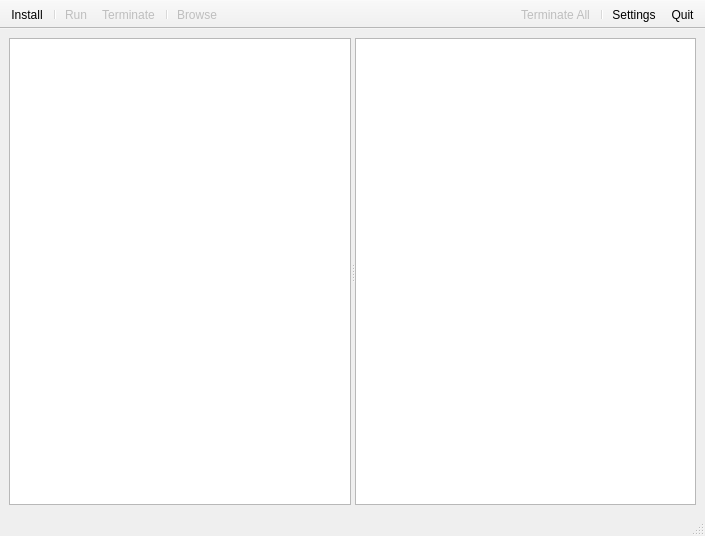
First picture: the form in src/mainwindow.ui, repository LLIAKAJL/WineWizard, before the edit.
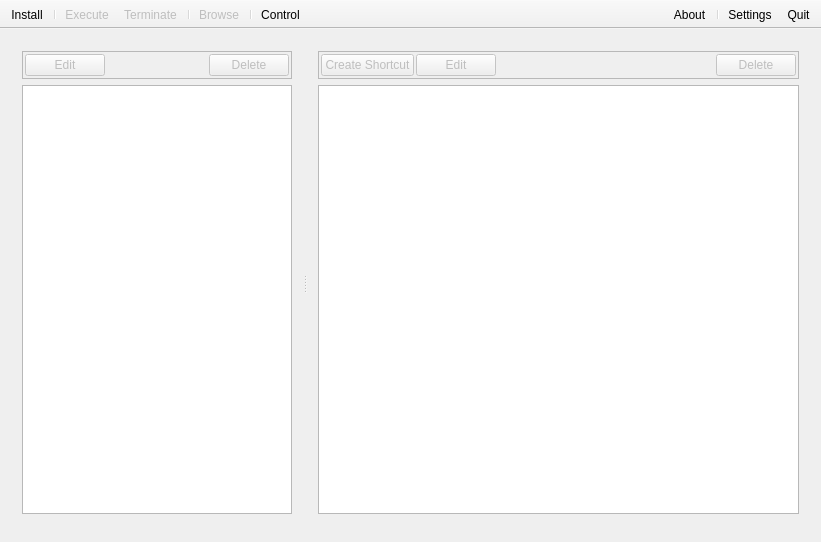
Second picture: the form after the edit. Icons and pictures are not drawn. Custom widgets are drawn as their Qt base class.

The edit to the form file:
```diff
--- a/src/mainwindow.ui
+++ b/src/mainwindow.ui
@@ -6,56 +6,222 @@
    <rect>
     <x>0</x>
     <y>0</y>
-    <width>705</width>
-    <height>536</height>
+    <width>821</width>
+    <height>542</height>
    </rect>
   </property>
   <property name="windowTitle">
    <string>Control Center</string>
   </property>
-  <widget class="QWidget" name="centralwidget">
-   <layout class="QVBoxLayout" name="verticalLayout">
+  <widget class="QWidget" name="centralWidget">
+   <layout class="QVBoxLayout" name="verticalLayout_3" stretch="1,0">
     <item>
      <widget class="QSplitter" name="splitter">
       <property name="orientation">
        <enum>Qt::Horizontal</enum>
       </property>
-      <property name="childrenCollapsible">
-       <bool>false</bool>
-      </property>
-      <widget class="QListView" name="prefixes">
-       <property name="contextMenuPolicy">
-        <enum>Qt::CustomContextMenu</enum>
+      <widget class="QWidget" name="layoutWidget">
+       <layout class="QVBoxLayout" name="prefixesLayout">
+        <item>
+         <widget class="QFrame" name="prefixesEditPanel">
+          <property name="frameShape">
+           <enum>QFrame::StyledPanel</enum>
+          </property>
+          <property name="frameShadow">
+           <enum>QFrame::Raised</enum>
+          </property>
+          <layout class="QHBoxLayout" name="horizontalLayout_2">
+           <property name="spacing">
+            <number>2</number>
+           </property>
+           <property name="leftMargin">
+            <number>2</number>
+           </property>
+           <property name="topMargin">
+            <number>2</number>
+           </property>
+           <property name="rightMargin">
+            <number>2</number>
+           </property>
+           <property name="bottomMargin">
+            <number>2</number>
+           </property>
+           <item>
+            <widget class="QPushButton" name="editPrefixBtn">
+             <property name="enabled">
+              <bool>false</bool>
+             </property>
+             <property name="text">
+              <string>Edit</string>
+             </property>
+            </widget>
+           </item>
+           <item>
+            <spacer name="prefixesSpacer">
+             <property name="orientation">
+              <enum>Qt::Horizontal</enum>
+             </property>
+             <property name="sizeHint" stdset="0">
+              <size>
+               <width>1</width>
+               <height>21</height>
+              </size>
+             </property>
+            </spacer>
+           </item>
+           <item>
+            <widget class="QPushButton" name="deletePrefixBtn">
+             <property name="enabled">
+              <bool>false</bool>
+             </property>
+             <property name="text">
+              <string>Delete</string>
+             </property>
+            </widget>
+           </item>
+          </layout>
+         </widget>
+        </item>
+        <item>
+         <widget class="HighlightedListView" name="prefixes">
+          <property name="editTriggers">
+           <set>QAbstractItemView::NoEditTriggers</set>
+          </property>
+          <property name="iconSize">
+           <size>
+            <width>32</width>
+            <height>32</height>
+           </size>
+          </property>
+         </widget>
+        </item>
+       </layout>
+      </widget>
+      <widget class="QWidget" name="shortcutsLayoutWidget">
+       <layout class="QVBoxLayout" name="shortcutsLayout">
+        <item>
+         <widget class="QFrame" name="shortcutsEditPanel">
+          <property name="frameShape">
+           <enum>QFrame::StyledPanel</enum>
+          </property>
+          <property name="frameShadow">
+           <enum>QFrame::Raised</enum>
+          </property>
+          <layout class="QHBoxLayout" name="horizontalLayout">
+           <property name="spacing">
+            <number>2</number>
+           </property>
+           <property name="leftMargin">
+            <number>2</number>
+           </property>
+           <property name="topMargin">
+            <number>2</number>
+           </property>
+           <property name="rightMargin">
+            <number>2</number>
+           </property>
+           <property name="bottomMargin">
+            <number>2</number>
+           </property>
+           <item>
+            <widget class="QPushButton" name="newShortcutBtn">
+             <property name="enabled">
+              <bool>false</bool>
+             </property>
+             <property name="text">
+              <string>Create Shortcut</string>
+             </property>
+            </widget>
+           </item>
+           <item>
+            <widget class="QPushButton" name="editShortcutBtn">
+             <property name="enabled">
+              <bool>false</bool>
+             </property>
+             <property name="text">
+              <string>Edit</string>
+             </property>
+            </widget>
+           </item>
+           <item>
+            <spacer name="shortcutsSpacer">
+             <property name="orientation">
+              <enum>Qt::Horizontal</enum>
+             </property>
+             <property name="sizeHint" stdset="0">
+              <size>
+               <width>193</width>
+               <height>17</height>
+              </size>
+             </property>
+            </spacer>
+           </item>
+           <item>
+            <widget class="QPushButton" name="deleteShortcutBtn">
+             <property name="enabled">
+              <bool>false</bool>
+             </property>
+             <property name="text">
+              <string>Delete</string>
+             </property>
+            </widget>
+           </item>
+          </layout>
+         </widget>
+        </item>
+        <item>
+         <widget class="HighlightedListView" name="shortcuts">
+          <property name="editTriggers">
+           <set>QAbstractItemView::NoEditTriggers</set>
+          </property>
+          <property name="iconSize">
+           <size>
+            <width>32</width>
+            <height>32</height>
+           </size>
+          </property>
+         </widget>
+        </item>
+       </layout>
+      </widget>
+     </widget>
+    </item>
+    <item>
+     <widget class="QWidget" name="ads" native="true">
+      <layout class="QHBoxLayout" name="horizontalLayout_3">
+       <property name="spacing">
+        <number>0</number>
        </property>
-       <property name="editTriggers">
-        <set>QAbstractItemView::NoEditTriggers</set>
+       <property name="leftMargin">
+        <number>0</number>
        </property>
-      </widget>
-      <widget class="QListView" name="shortcuts">
-       <property name="contextMenuPolicy">
-        <enum>Qt::CustomContextMenu</enum>
+       <property name="topMargin">
+        <number>0</number>
        </property>
-       <property name="editTriggers">
-        <set>QAbstractItemView::NoEditTriggers</set>
+       <property name="rightMargin">
+        <number>0</number>
        </property>
-       <property name="dragDropMode">
-        <enum>QAbstractItemView::DragOnly</enum>
+       <property name="bottomMargin">
+        <number>0</number>
        </property>
-      </widget>
+      </layout>
      </widget>
     </item>
    </layout>
   </widget>
-  <widget class="QToolBar" name="leftBar">
+  <widget class="QToolBar" name="mainToolBar">
    <property name="contextMenuPolicy">
     <enum>Qt::CustomContextMenu</enum>
    </property>
-   <property name="windowTitle">
-    <string notr="true"/>
-   </property>
    <property name="movable">
     <bool>false</bool>
    </property>
+   <property name="iconSize">
+    <size>
+     <width>32</width>
+     <height>32</height>
+    </size>
+   </property>
    <property name="toolButtonStyle">
     <enum>Qt::ToolButtonTextUnderIcon</enum>
    </property>
@@ -70,24 +236,29 @@
    </attribute>
    <addaction name="actionInstall"/>
    <addaction name="separator"/>
-   <addaction name="actionRun"/>
+   <addaction name="actionExecute"/>
    <addaction name="actionTerminate"/>
    <addaction name="separator"/>
    <addaction name="actionBrowse"/>
+   <addaction name="separator"/>
+   <addaction name="actionControl"/>
   </widget>
-  <widget class="QToolBar" name="rightBar">
+  <widget class="QToolBar" name="additionalToolBar">
    <property name="contextMenuPolicy">
     <enum>Qt::CustomContextMenu</enum>
    </property>
-   <property name="windowTitle">
-    <string notr="true"/>
-   </property>
    <property name="layoutDirection">
     <enum>Qt::RightToLeft</enum>
    </property>
    <property name="movable">
     <bool>false</bool>
    </property>
+   <property name="iconSize">
+    <size>
+     <width>32</width>
+     <height>32</height>
+    </size>
+   </property>
    <property name="toolButtonStyle">
     <enum>Qt::ToolButtonTextUnderIcon</enum>
    </property>
@@ -103,57 +274,8 @@
    <addaction name="actionQuit"/>
    <addaction name="actionSettings"/>
    <addaction name="separator"/>
-   <addaction name="actionTerminateAll"/>
+   <addaction name="actionAbout"/>
   </widget>
-  <widget class="QStatusBar" name="statusBar"/>
-  <action name="actionTerminateAll">
-   <property name="enabled">
-    <bool>false</bool>
-   </property>
-   <property name="text">
-    <string>Terminate All</string>
-   </property>
-   <property name="toolTip">
-    <string>Terminate all applications</string>
-   </property>
-   <property name="shortcut">
-    <string>Ctrl+Shift+T</string>
-   </property>
-  </action>
-  <action name="actionQuit">
-   <property name="text">
-    <string>Quit</string>
-   </property>
-   <property name="toolTip">
-    <string>Quit</string>
-   </property>
-   <property name="shortcut">
-    <string>Ctrl+Q</string>
-   </property>
-  </action>
-  <action name="actionInstall">
-   <property name="text">
-    <string>Install</string>
-   </property>
-   <property name="toolTip">
-    <string>Install or update application</string>
-   </property>
-   <property name="shortcut">
-    <string>Ctrl+I</string>
-   </property>
-  </action>
-  <action name="actionSettings">
-   <property name="icon">
-    <iconset resource="resources.qrc">
-     <normaloff>:/icons/settings</normaloff>:/icons/settings</iconset>
-   </property>
-   <property name="text">
-    <string>Settings</string>
-   </property>
-   <property name="toolTip">
-    <string>Wine Wizard settings</string>
-   </property>
-  </action>
   <action name="actionTerminate">
    <property name="enabled">
     <bool>false</bool>
@@ -161,42 +283,88 @@
    <property name="text">
     <string>Terminate</string>
    </property>
-   <property name="toolTip">
-    <string>Terminate application</string>
-   </property>
-   <property name="shortcut">
-    <string>Ctrl+T</string>
-   </property>
   </action>
-  <action name="actionRun">
+  <action name="actionExecute">
    <property name="enabled">
     <bool>false</bool>
    </property>
+   <property name="icon">
+    <iconset>
+     <normaloff>.</normaloff>.</iconset>
+   </property>
    <property name="text">
-    <string>Run</string>
-   </property>
-   <property name="toolTip">
-    <string>Run application</string>
-   </property>
-   <property name="shortcut">
-    <string>Ctrl+R</string>
+    <string>Execute</string>
    </property>
   </action>
   <action name="actionBrowse">
    <property name="enabled">
     <bool>false</bool>
    </property>
+   <property name="icon">
+    <iconset>
+     <normaloff>.</normaloff>.</iconset>
+   </property>
    <property name="text">
     <string>Browse</string>
    </property>
-   <property name="toolTip">
-    <string>Browse application directory</string>
+  </action>
+  <action name="actionSettings">
+   <property name="icon">
+    <iconset>
+     <normaloff>.</normaloff>.</iconset>
    </property>
-   <property name="shortcut">
-    <string>Ctrl+B</string>
+   <property name="text">
+    <string>Settings</string>
+   </property>
+  </action>
+  <action name="actionQuit">
+   <property name="icon">
+    <iconset>
+     <normaloff>.</normaloff>.</iconset>
+   </property>
+   <property name="text">
+    <string>Quit</string>
+   </property>
+  </action>
+  <action name="actionControl">
+   <property name="checkable">
+    <bool>true</bool>
+   </property>
+   <property name="icon">
+    <iconset>
+     <normaloff>.</normaloff>.</iconset>
+   </property>
+   <property name="text">
+    <string>Control</string>
+   </property>
+  </action>
+  <action name="actionInstall">
+   <property name="icon">
+    <iconset>
+     <normaloff>.</normaloff>.</iconset>
+   </property>
+   <property name="text">
+    <string>Install</string>
+   </property>
+  </action>
+  <action name="actionAbout">
+   <property name="icon">
+    <iconset resource="../resources.qrc">
+     <normaloff>:/images/main</normaloff>:/images/main</iconset>
+   </property>
+   <property name="text">
+    <string>About</string>
    </property>
   </action>
  </widget>
+ <layoutdefault spacing="6" margin="11"/>
+ <customwidgets>
+  <customwidget>
+   <class>HighlightedListView</class>
+   <extends>QListView</extends>
+   <header>src/highlightedlistview.h</header>
+  </customwidget>
+ </customwidgets>
  <resources>
   <include location="resources.qrc"/>
  </resources>
```
Left out of the diff: 94 changed lines with no effect on the pictures.
